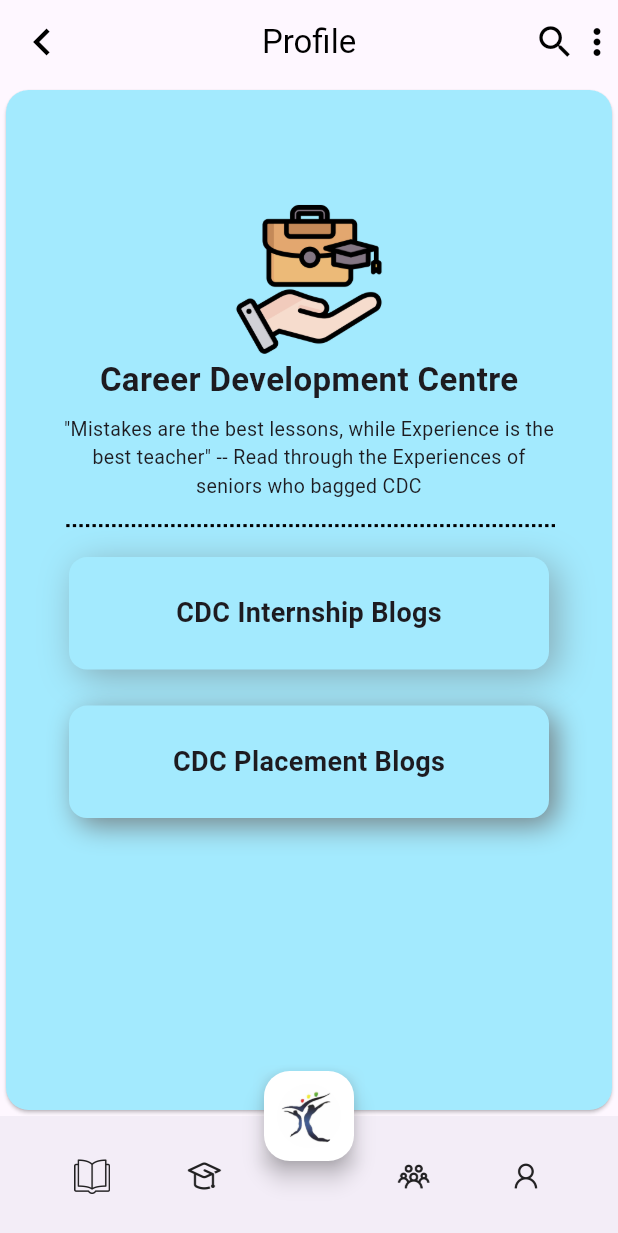
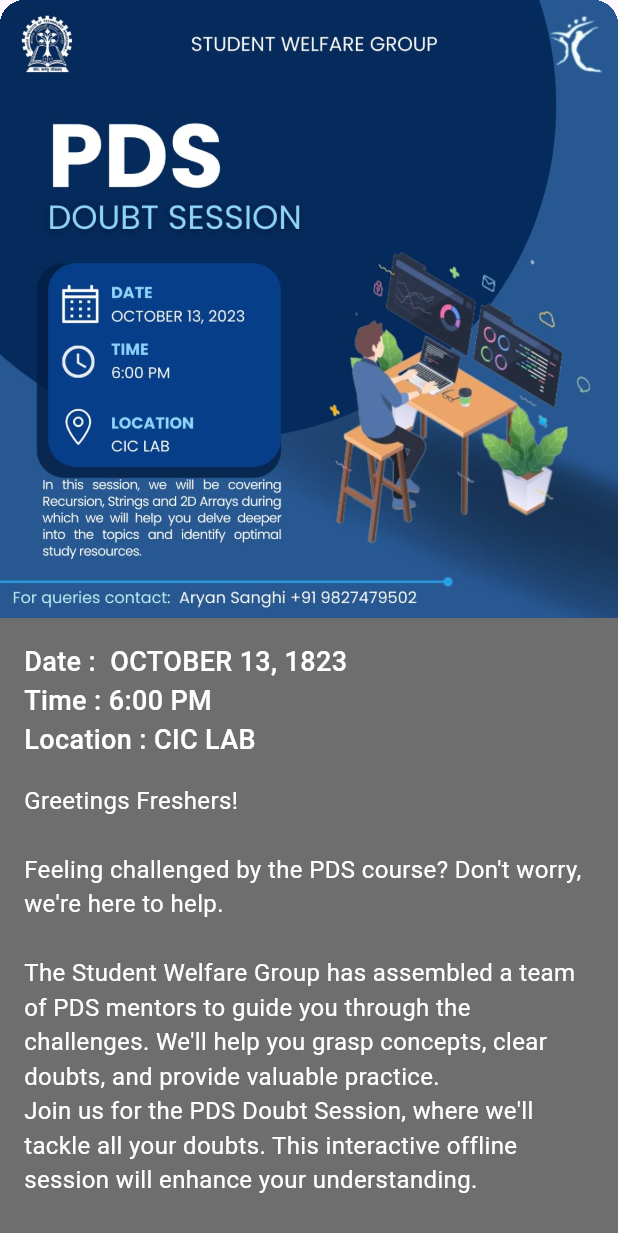
Before and after one commit to Siddharth-Nema/swg_app, a Flutter app: the screen it shows after launch, on a phone screen of 412 x 824 dp. Shown: the top 1233 px of the screen. Run offline on Flutter 3.47's test engine with Material 3 defaults, Android fonts, the phone set to English and light mode, and no system bars; drawn by our look-alikes of flutter_linkify.

Commit message:
event-view added

```diff
--- a/lib/main.dart
+++ b/lib/main.dart
@@ -1,5 +1,6 @@
 import 'package:flutter/material.dart';
 import 'package:swg_flutter/views/CDCIntershipPage.dart';
+import 'package:swg_flutter/views/EventView.dart';
 import 'package:swg_flutter/views/HomePage.dart';
 
 void main() {
@@ -12,10 +13,12 @@ class MainApp extends StatelessWidget {
   @override
   Widget build(BuildContext context) {
     return MaterialApp(
-      initialRoute: '/',
+      debugShowCheckedModeBanner: false,
+      initialRoute: '/event-view',
       routes: {
         '/': (context) => HomePage(),
         '/cdcinternshipblogs': (context) => const CDCIntershipPage(),
+        '/event-view': (context) => EventView(event: event),
       },
     );
   }
--- /dev/null
+++ b/lib/views/EventView.dart
@@ -0,0 +1,121 @@
+import 'package:flutter/material.dart';
+import 'package:flutter_linkify/flutter_linkify.dart';
+import 'package:url_launcher/url_launcher.dart';
+
+class Event {
+  final String title;
+  final String description;
+  final String image;
+  final String date;
+  final String time;
+  final String venue;
+
+  Event({
+    required this.title,
+    required this.description,
+    required this.image,
+    required this.date,
+    required this.time,
+    required this.venue,
+  });
+}
+
+final event = Event(
+    title: "PDS Doubts Session",
+    description: """
+Greetings Freshers!
+
+Feeling challenged by the PDS course? Don't worry, we're here to help.
+
+The Student Welfare Group has assembled a team of PDS mentors to guide you through the challenges. We'll help you grasp concepts, clear doubts, and provide valuable practice.
+Join us for the PDS Doubt Session, where we'll tackle all your doubts. This interactive offline session will enhance your understanding.
+
+Register at : https://student-welfare-group.com/
+
+See you there!
+""",
+    image: "event-poster.jpg",
+    date: " OCTOBER 13, 1823",
+    time: "6:00 PM",
+    venue: "CIC LAB");
+
+class EventView extends StatelessWidget {
+  EventView({super.key, required this.event});
+  Event event;
+  @override
+  Widget build(BuildContext context) {
+    return Scaffold(
+        body: SafeArea(
+      child: SingleChildScrollView(
+        child: Container(
+          decoration: BoxDecoration(
+            borderRadius: BorderRadius.circular(16),
+          ),
+          clipBehavior: Clip.hardEdge,
+          child: Column(
+            children: [
+              const Image(image: AssetImage('assets/images/event_poster.jpg')),
+              Container(
+                decoration: BoxDecoration(
+                  color: const Color.fromARGB(255, 111, 110, 110),
+                ),
+                child: Padding(
+                  padding: const EdgeInsets.all(16.0),
+                  child: Wrap(
+                    children: [
+                      Column(
+                        crossAxisAlignment: CrossAxisAlignment.start,
+                        children: [
+                          // const SizedBox(height: 10),
+                          Text(
+                            "Date : ${event.date}",
+                            style: const TextStyle(
+                                fontSize: 18,
+                                fontWeight: FontWeight.w500,
+                                color: Colors.white),
+                          ),
+                          // const SizedBox(height: 10),
+                          Text(
+                            "Time : ${event.time}",
+                            style: const TextStyle(
+                                fontSize: 18,
+                                fontWeight: FontWeight.w500,
+                                color: Colors.white),
+                          ),
+                          // const SizedBox(height: 10),
+                          Text(
+                            "Location : ${event.venue}",
+                            style: const TextStyle(
+                                fontSize: 18,
+                                fontWeight: FontWeight.w500,
+                                color: Colors.white),
+                          ),
+                          const SizedBox(height: 16),
+                          // const Divider(),
+                        ],
+                      ),
+                      Linkify(
+                        onOpen: (link) async {
+                          if (!await launchUrl(Uri.parse(link.url))) {
+                            throw Exception('Could not launch ${link.url}');
+                          }
+                        },
+                        text: event.description,
+                        style: const TextStyle(
+                            fontSize: 16,
+                            fontWeight: FontWeight.w400,
+                            color: Colors.white),
+                        linkStyle: const TextStyle(
+                            color: Color.fromARGB(255, 54, 158, 244)),
+                      ),
+                    ],
+                  ),
+                ),
+              ),
+            ],
+          ),
+        ),
+      ),
+    ));
+  }
+}
--- a/pubspec.yaml
+++ b/pubspec.yaml
@@ -9,6 +9,8 @@ environment:
 dependencies:
   flutter:
     sdk: flutter
+  flutter_linkify:
+  url_launcher:
 
 dev_dependencies:
   flutter_test:
@@ -25,3 +27,4 @@ flutter:
     - assets/images/profile.png
     - assets/images/group.png
     - assets/images/internship.png
+    - assets/images/event_poster.jpg
```
Also changed, not shown: assets/images/event_poster.jpg (added), lib/event_poster.jpg (added), pubspec.lock, 5 other files.
